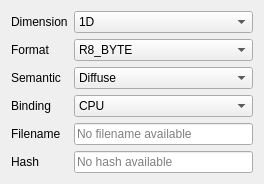
The window that intern/src/editor_gui/edit_inspector_texture.ui (swantmon/saltwater) describes before a commit, drawn with Qt 5.
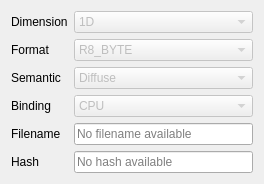
The same window after the commit.

Commit message: Change default binding

```diff
--- a/intern/src/editor_gui/edit_inspector_texture.ui
+++ b/intern/src/editor_gui/edit_inspector_texture.ui
@@ -25,6 +25,9 @@
      </item>
      <item row="0" column="1">
       <widget class="QComboBox" name="m_pDimensionCB">
+       <property name="enabled">
+        <bool>false</bool>
+       </property>
        <item>
         <property name="text">
          <string>1D</string>
@@ -84,6 +87,9 @@
      </item>
      <item row="1" column="1">
       <widget class="QComboBox" name="m_pFormatCB">
+       <property name="enabled">
+        <bool>false</bool>
+       </property>
        <item>
         <property name="text">
          <string>R8_BYTE</string>
@@ -428,6 +434,9 @@
      </item>
      <item row="2" column="1">
       <widget class="QComboBox" name="m_pSemanticCB">
+       <property name="enabled">
+        <bool>false</bool>
+       </property>
        <item>
         <property name="text">
          <string>Diffuse</string>
@@ -452,6 +461,9 @@
      </item>
      <item row="3" column="1">
       <widget class="QComboBox" name="m_pBindingCB">
+       <property name="enabled">
+        <bool>false</bool>
+       </property>
        <item>
         <property name="text">
          <string>CPU</string>
```
The commit also changes 2 other files.
